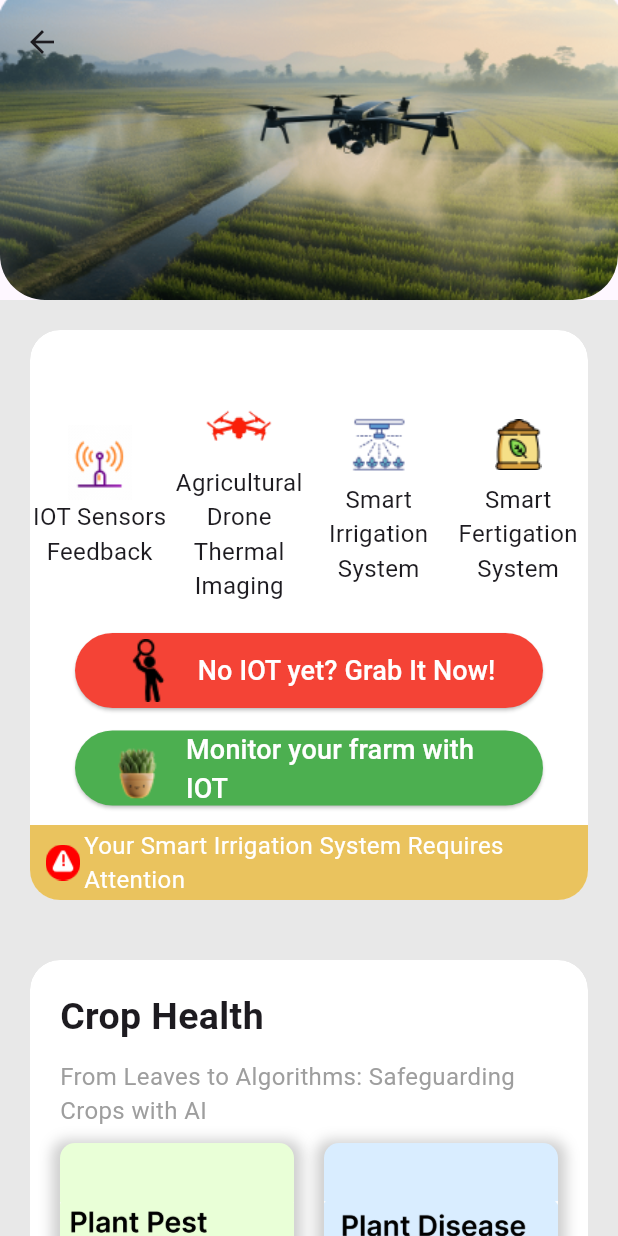
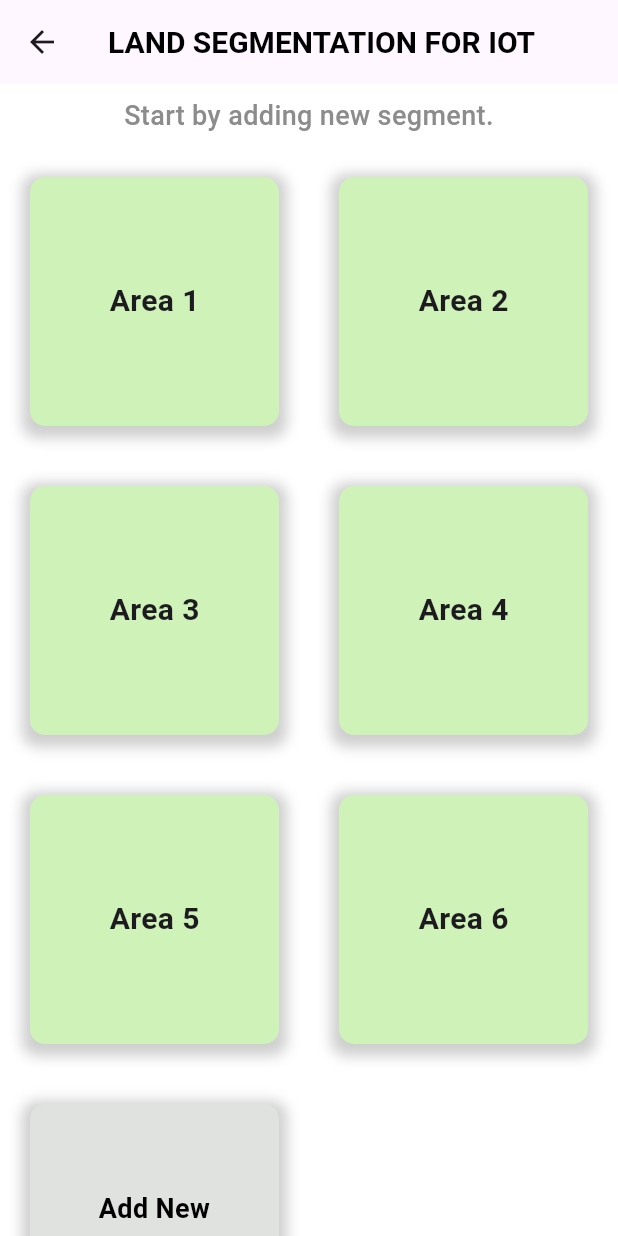
Before and after one commit to JasperQw/planty, a Flutter app: the MonitorMain screen opened directly, after a tap on "Monitor your frarm with IOT", on a phone screen of 412 x 824 dp. Run offline on Flutter 3.47's test engine with Material 3 defaults, Android fonts, the phone set to English and light mode, and no system bars; our stand-ins replace carousel_slider, dots_indicator, firebase_core, flutter_svg; accounts and stored records are empty; network calls fail.

Commit message:
land segment iot pairing

```diff
--- /dev/null
+++ b/lib/pages/monitoring/iot_pairing.dart
@@ -0,0 +1,135 @@
+import 'package:flutter/material.dart';
+import 'package:flutter/widgets.dart';
+
+// ignore: camel_case_types
+class iotPairing extends StatelessWidget {
+  const iotPairing({super.key});
+
+  @override
+  Widget build(BuildContext context) {
+    return Scaffold(
+      appBar: AppBar(
+        title: const Text(
+          'LAND SEGMENTATION FOR IOT',
+          style: TextStyle(
+            fontSize: 20,
+            fontWeight: FontWeight.bold,
+            color: Colors.black,
+          ),
+        ),
+      ),
+      body: Column(
+        crossAxisAlignment: CrossAxisAlignment.center,
+        children: [
+          // Available text header
+          const Padding(
+            padding: EdgeInsets.all(8.0),
+            child: Text(
+              'Start by adding new segment.',
+              textAlign: TextAlign.center, // Set text alignment to center
+              style: TextStyle(
+                fontSize: 18,
+                fontWeight: FontWeight.w500,
+                color: Color.fromARGB(255, 141, 140, 140),
+              ),
+            ),
+          ),
+
+          // Current available segmentation
+          Expanded(
+            child: GridView.count(
+              crossAxisCount: 2,
+              children: List.generate(7, (index) {
+                // Add new segmentation
+                if (index == 6) {
+                  return Container(
+                    margin: const EdgeInsets.all(20.0),
+                    decoration: BoxDecoration(
+                      color: const Color.fromARGB(255, 224, 226, 224),
+                      borderRadius:
+                          BorderRadius.circular(10.0), // Add curved corners
+                      boxShadow: [
+                        BoxShadow(
+                          color: Colors.grey
+                              .withOpacity(0.5), // Set shadow color and opacity
+                          spreadRadius:
+                              5, // Set how far the shadow should spread
+                          blurRadius: 7, // Set the blur radius
+                          offset: const Offset(0, 3), // Set the shadow offset
+                        ),
+                      ],
+                    ),
+                    height: 50,
+                    width: 50,
+                    child: Stack(
+                      children: [
+                        const Align(
+                          alignment: Alignment.center,
+                          child: Padding(
+                            padding: EdgeInsets.all(
+                                2.0), // Add margin around the text
+                            child: Text(
+                              'Add New Segmentation',
+                              textAlign: TextAlign.center,
+                              style: TextStyle(
+                                  fontSize: 18,
+                                  color: Colors.black,
+                                  fontWeight: FontWeight.bold),
+                            ),
+                          ),
+                        ),
+                        Align(
+                          alignment: Alignment.bottomCenter,
+                          child: IconButton(
+                            onPressed: () {
+                              // Add your onPressed functionality here
+                            },
+                            icon: const Icon(
+                              Icons.add,
+                              color: Colors.black,
+                              size: 50,
+                            ),
+                          ),
+                        ),
+                      ],
+                    ), // This was missing
+                  ); // Add this closing parenthesis
+                }
+                // Other segmentations
+                else {
+                  return Container(
+                    margin: const EdgeInsets.all(20.0),
+                    decoration: BoxDecoration(
+                      color: const Color.fromARGB(255, 206, 242, 183),
+                      borderRadius:
+                          BorderRadius.circular(10.0), // Add curved corners
+                      boxShadow: [
+                        BoxShadow(
+                          color: Colors.grey
+                              .withOpacity(0.5), // Set shadow color and opacity
+                          spreadRadius:
+                              5, // Set how far the shadow should spread
+                          blurRadius: 7, // Set the blur radius
+                          offset: const Offset(0, 3), // Set the shadow offset
+                        ),
+                      ],
+                    ),
+                    height: 50,
+                    width: 50,
+                    child: Center(
+                      child: Text(
+                        'Area ${index + 1}',
+                        style: const TextStyle(
+                            fontSize: 20, fontWeight: FontWeight.w600),
+                      ),
+                    ),
+                  );
+                }
+              }),
+            ),
+          ),
+        ],
+      ),
+    );
+  }
+}
--- a/lib/pages/monitoring/monitor_main.dart
+++ b/lib/pages/monitoring/monitor_main.dart
@@ -1,4 +1,5 @@
 import 'package:flutter/material.dart';
+import 'package:planty/pages/monitoring/iot_pairing.dart';
 
 class MonitorMain extends StatefulWidget {
   const MonitorMain({Key? key}) : super(key: key);
@@ -40,7 +41,7 @@ class _MonitorMainState extends State<MonitorMain> {
               child: ClipRRect(
                 borderRadius: BorderRadius.circular(20.0),
                 child: Container(
-                  height: 380,
+                  height: 400,
                   decoration: BoxDecoration(
                     color: const Color.fromARGB(255, 255, 255, 255),
                     boxShadow: [
@@ -144,7 +145,7 @@ class _MonitorMainState extends State<MonitorMain> {
                         ),
                       ),
 
-                      const SizedBox(height: 20.0),
+                      const SizedBox(height: 30.0),
 
                       // Button 1
                       SizedBox(
@@ -176,13 +177,21 @@ class _MonitorMainState extends State<MonitorMain> {
                       // Button 2
                       Padding(
                         padding:
-                            const EdgeInsets.only(top: 15.0), // top margin 40
+                            const EdgeInsets.only(top: 20.0), // top margin 40
                         child: SizedBox(
                           height: 50.0, // set the height of the button
                           width: MediaQuery.of(context).size.width -
                               100, // set the width of the button
                           child: ElevatedButton.icon(
-                            onPressed: () {},
+                            onPressed: () {
+                              // Navigate to the other page here
+                              Navigator.push(
+                                context,
+                                MaterialPageRoute(
+                                    builder: (context) =>
+                                        iotPairing()), // Replace OtherPage() with the page you want to navigate to
+                              );
+                            },
                             label: const Text(
                               'Monitor your frarm with IOT',
                               style: TextStyle(
@@ -204,7 +213,7 @@ class _MonitorMainState extends State<MonitorMain> {
                       ),
 
                       // Bottom wording
-                      Spacer(), // Add this to push the next container to the bottom
+                      const Spacer(), // Add this to push the next container to the bottom
                       Container(
                         height: 50.0, // set the height of the container
                         width: MediaQuery.of(context)
```
